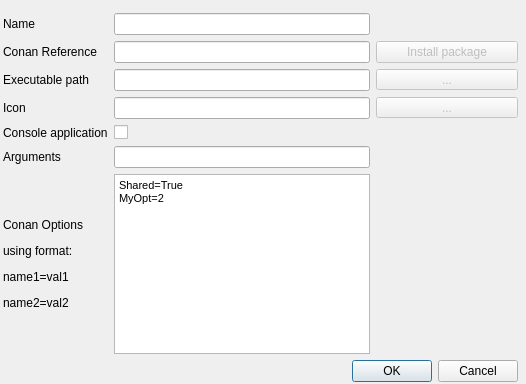
Above: src/conan_app_launcher/ui/app_grid/app_edit.ui from goszpeti/conan_explorer before the change. Below: the same form after it.
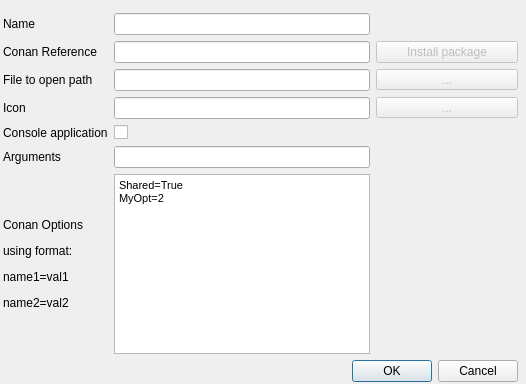
That is the form after the change. Custom widgets are drawn as their Qt base class.

Diff of the .ui file:
```diff
--- a/src/conan_app_launcher/ui/app_grid/app_edit.ui
+++ b/src/conan_app_launcher/ui/app_grid/app_edit.ui
@@ -134,7 +134,7 @@
       <item row="2" column="0">
        <widget class="QLabel" name="exec_path_label">
         <property name="text">
-         <string>Executable path</string>
+         <string>File to open path</string>
         </property>
        </widget>
       </item>
```
